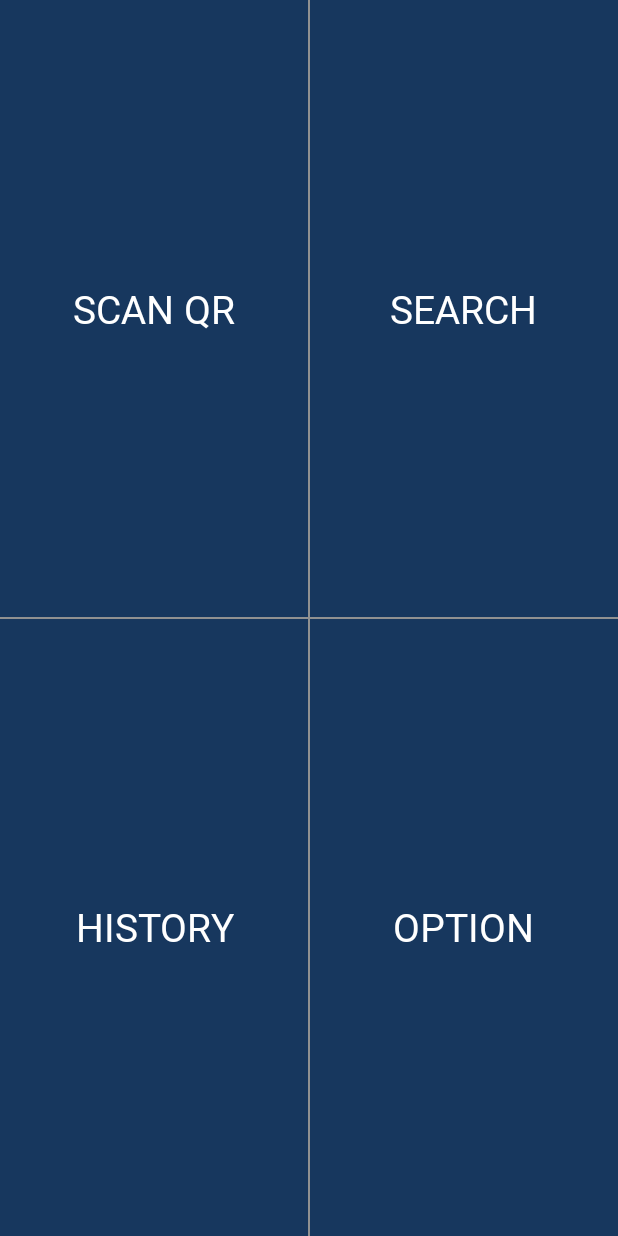
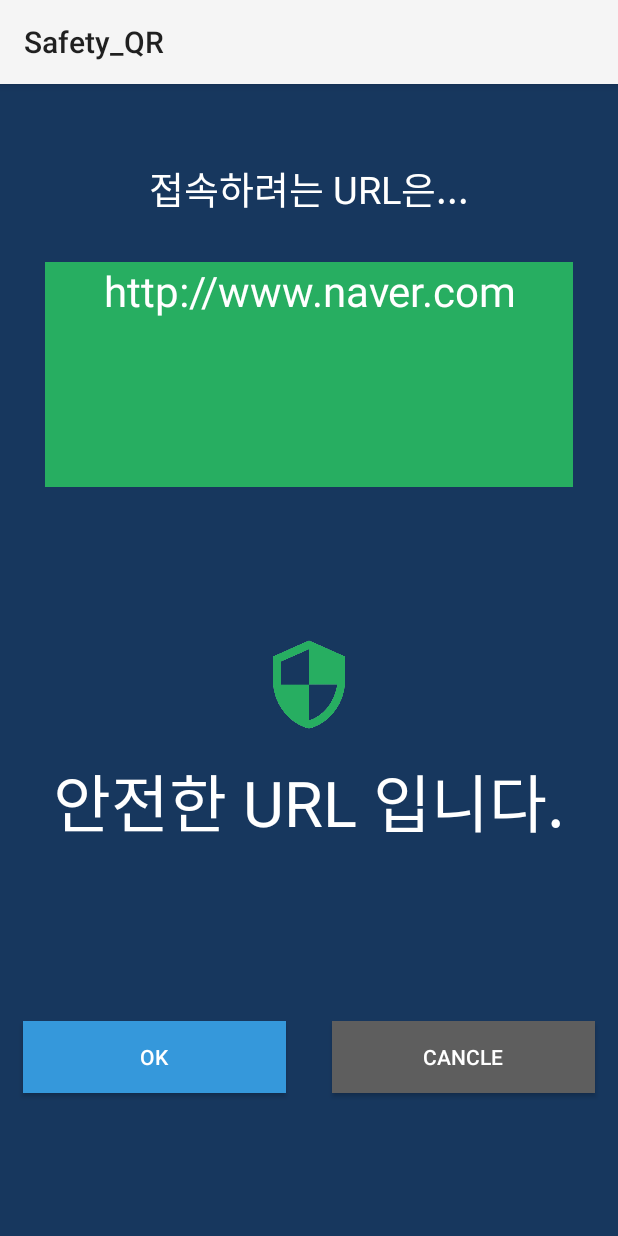
Before and after one commit to Hanturtle/Safety_QR, an Android app: the screen it shows after launch (MainActivity before the commit, ScanResult after it), after a tap on "SCAN QR", on a phone screen of 412 x 824 dp. Run offline under Robolectric (Android 15) with nearby library versions, the phone set to English and light mode, and no system bars.

Commit message:
ScanResult에 url intent 불러옴

```diff
--- a/안드로이드/Safety_QR/app/src/main/AndroidManifest.xml
+++ b/안드로이드/Safety_QR/app/src/main/AndroidManifest.xml
@@ -30,7 +30,7 @@
             android:screenOrientation="fullSensor"
             tools:replace="screenOrientation"/>
 
-
+        <activity android:name=".Client"></activity>
         <activity android:name=".ScanQR"></activity>
         <activity android:name=".ScanResult"></activity>
     </application>
--- a/안드로이드/Safety_QR/app/src/main/java/com/example/safety_qr/Client.java
+++ b/안드로이드/Safety_QR/app/src/main/java/com/example/safety_qr/Client.java
@@ -4,7 +4,9 @@
 import android.os.AsyncTask;
 import android.os.Bundle;
 import android.os.Handler;
+import android.os.StrictMode;
 import android.util.Log;
+import android.view.View;
 
 import androidx.appcompat.app.ActionBar;
 import androidx.appcompat.app.AppCompatActivity;
@@ -24,18 +26,40 @@
     private DataOutputStream dos;
     private DataInputStream dis;
 
-    private String ip = "220.67.223.67";
+    private String ip = "127.0.0.1";
     private int port = 8080;
 
     @Override
     protected void onCreate(Bundle savedInstanceState) {
         super.onCreate(savedInstanceState);
-        Intent urlIntent = getIntent();
+        System.out.println("실행");
+
+        int SDK_INT = android.os.Build.VERSION.SDK_INT;
+
+        if (SDK_INT > 8)
+        {
+            StrictMode.ThreadPolicy policy = new StrictMode.ThreadPolicy.Builder()
+                    .permitAll().build();
+            StrictMode.setThreadPolicy(policy);
+        }
+
+        //Intent urlIntent = getIntent();
         //String url = urlIntent.getStringExtra("url");
+        //System.out.println("url :");
+        //System.out.println(url);
         String url = "http://www.naver.com";
-        connect(url);
+        //connect(url);
+        ScanResult();
+
 
     }
+    //임시용
+    public void ScanResult() {
+        Intent intent = new Intent(this, ScanResult.class);
+        intent.putExtra("url", "http://www.naver.com");
+        startActivity(intent);
+    }
+
 
     void connect(final String url){
         mHandler = new Handler();
@@ -68,6 +92,7 @@
                         int num, num2;
                         num = (int)dis.read();
                         num2 = (int)dis.read();
+                        System.out.println(num);
                         Log.w("서버에서 받아온 값","" + num);
                         Log.w("서버에서 받아온 값","" + num2);
 
@@ -79,6 +104,7 @@
             }
         };
         checkUpdate.start();
+
     }
 
 
--- a/안드로이드/Safety_QR/app/src/main/java/com/example/safety_qr/MainActivity.java
+++ b/안드로이드/Safety_QR/app/src/main/java/com/example/safety_qr/MainActivity.java
@@ -30,11 +30,17 @@
 
     }
 
-    /*
+
     public void goScan(View view) {
         Intent intent = new Intent(this, ScanQR.class);
         startActivity(intent);
-    }*/
+    }
+
+    // 테스트용
+    public void Client(View view) {
+        Intent intent = new Intent(this, Client.class);
+        startActivity(intent);
+    }
 
 
 }
--- a/안드로이드/Safety_QR/app/src/main/java/com/example/safety_qr/ScanQR.java
+++ b/안드로이드/Safety_QR/app/src/main/java/com/example/safety_qr/ScanQR.java
@@ -20,6 +20,8 @@
         new IntentIntegrator(this).initiateScan();
         IntentIntegrator integrator = new IntentIntegrator(this);
         integrator.setOrientationLocked(false);
+        Intent url = new Intent(this, ScanQR.class);
+        url.putExtra("url", "http://www.naver.com");
     }
 
     @Override
@@ -44,7 +46,7 @@
                 // todo
                 //Client.class 인텐트 넘겨줌
                 Intent url = new Intent(this, ScanQR.class);
-                url.putExtra("url", result.getContents());
+                url.putExtra("url", "http://www.naver.com");
 
             }
         } else {
--- a/안드로이드/Safety_QR/app/src/main/java/com/example/safety_qr/ScanResult.java
+++ b/안드로이드/Safety_QR/app/src/main/java/com/example/safety_qr/ScanResult.java
@@ -28,8 +28,10 @@
         Button ok_button = (Button)findViewById(R.id.ok_button);
 
 
-        //여기에 url 값도 불러와 초기화해주세요
-        final String url = "http://www.naver.com";
+        //url 가져옴
+        Intent urlIntent = getIntent();
+        final String url = urlIntent.getStringExtra("url");
+        //final String url = "http://www.naver.com";
         urltextView.setText(url);
 
         //여기에 % 값 넘겨주는 변수 percent에 초기화해주세요..
--- a/안드로이드/Safety_QR/app/src/main/res/layout/activity_main.xml
+++ b/안드로이드/Safety_QR/app/src/main/res/layout/activity_main.xml
@@ -23,7 +23,7 @@
             android:background="@drawable/borderline_topleft"
             android:orientation="vertical"
             android:gravity="center|center_vertical"
-            android:onClick="goScan"
+            android:onClick="Client"
             android:text="scan QR"
             android:textColor="#FFFFFF"
             android:textSize="26sp" />
```
Also changed, not shown: 1 other file.
